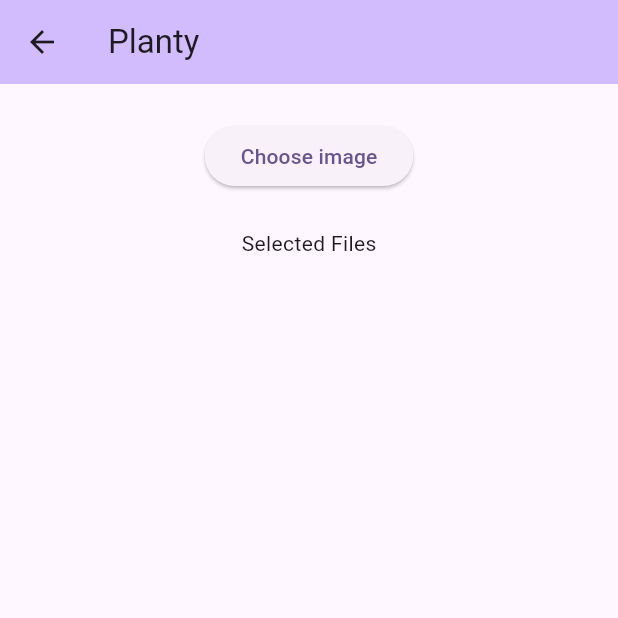
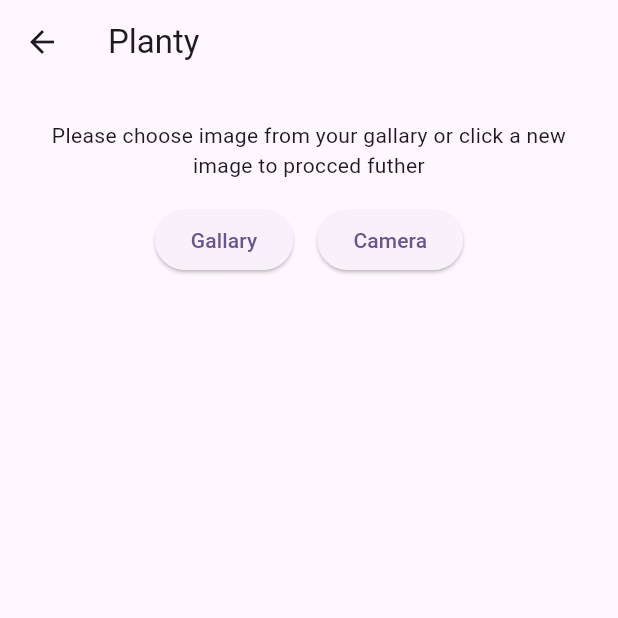
Before and after one commit to atharva-777/BE_Project_App, a Flutter app: the screen it shows after launch, after a tap on "Get Started", on a phone screen of 412 x 824 dp, the top half of it. Run offline on Flutter 3.47's test engine with Material 3 defaults, Android fonts, the light colour scheme and no system bars; our stand-ins replace file_picker, image_picker.

Commit message:
Add gallary and camera

```diff
--- a/lib/HomePage.dart
+++ b/lib/HomePage.dart
@@ -1,5 +1,4 @@
 import 'package:flutter/material.dart';
-import 'package:flutter/services.dart';
 import 'package:flutter/widgets.dart';
 
 class HomePage extends StatelessWidget {
@@ -15,7 +14,11 @@ class HomePage extends StatelessWidget {
         padding: const EdgeInsets.all(16),
         child: Column(
           children: [
-            Image.asset("assets/images/hero.png"),
+            Image.asset(
+              "assets/images/hero.png",
+              width: double.infinity,
+              height: 200,
+            ),
             const Text(
               "Welcome to Planty! Plant Leaf Disease Detection",
               style: TextStyle(fontSize: 24, fontWeight: FontWeight.bold),
--- a/lib/PlantImagePicker.dart
+++ b/lib/PlantImagePicker.dart
@@ -2,6 +2,7 @@ import 'dart:io';
 
 import 'package:file_picker/file_picker.dart';
 import 'package:flutter/material.dart';
+import 'package:image_picker/image_picker.dart';
 
 class PlantLeafImagePicker extends StatefulWidget {
   const PlantLeafImagePicker({super.key});
@@ -11,13 +12,31 @@ class PlantLeafImagePicker extends StatefulWidget {
 }
 
 class _PlantLeafImagePickerState extends State<PlantLeafImagePicker> {
-  FilePickerResult? result;
+  final ImagePicker picker = ImagePicker();
+  File? _image;
+
+  void getImageFromGallary() async {
+    var result = await picker.pickImage(source: ImageSource.gallery);
+    if (result != null) {
+      setState(() {
+        _image = File(result.path);
+      });
+    }
+  }
+
+  void getImageFromCamera() async {
+    var result = await picker.pickImage(source: ImageSource.camera);
+    if (result != null) {
+      setState(() {
+        _image = File(result.path);
+      });
+    }
+  }
 
   @override
   Widget build(BuildContext context) {
     return Scaffold(
       appBar: AppBar(
-        backgroundColor: Theme.of(context).colorScheme.inversePrimary,
         title: const Text("Planty"),
       ),
       body: Padding(
@@ -25,33 +44,46 @@ class _PlantLeafImagePickerState extends State<PlantLeafImagePicker> {
         child: Column(
           crossAxisAlignment: CrossAxisAlignment.center,
           children: [
-            ElevatedButton(
-                onPressed: () async {
-                  result = await FilePicker.platform.pickFiles();
-
-                  if (result == null) {
-                    print("No files were picked");
-                    return;
-                  } else {
-                    setState(() {});
-                    for (var file in result!.files) {
-                      print(file.name);
-                    }
-                  }
-                },
-                child: const Text("Choose image")),
+            const Text(
+              "Please choose image from your gallary or click a new image to procced futher",
+              textAlign: TextAlign.center,
+            ),
+            const SizedBox(
+              height: 16,
+            ),
+            Row(
+              crossAxisAlignment: CrossAxisAlignment.center,
+              mainAxisAlignment: MainAxisAlignment.center,
+              children: [
+                ElevatedButton(
+                  onPressed: () {
+                    getImageFromGallary();
+                  },
+                  child: const Text("Gallary"),
+                ),
+                const SizedBox(
+                  width: 16,
+                ),
+                ElevatedButton(
+                  onPressed: () {
+                    getImageFromCamera();
+                  },
+                  child: const Text("Camera"),
+                ),
+              ],
+            ),
             const SizedBox(
               height: 24,
             ),
-            const Text("Selected Files"),
+            _image != null ? const Text("Selected Files") : const Text(""),
             const SizedBox(
               height: 16,
             ),
             ListView.separated(
                 shrinkWrap: true,
                 itemBuilder: (context, index) {
-                  if (result != null) {
-                    File file = File(result!.files.single.path!);
+                  if (_image != null) {
+                    File file = File(_image!.path);
                     return Image.file(
                       file,
                       width: double.infinity,
@@ -66,7 +98,13 @@ class _PlantLeafImagePickerState extends State<PlantLeafImagePicker> {
                     height: 12,
                   );
                 },
-                itemCount: result == null ? 0 : result!.files.length)
+                itemCount: _image == null ? 0 : 1),
+            const SizedBox(
+              height: 16,
+            ),
+            _image != null
+                ? ElevatedButton(onPressed: () {}, child: const Text("Detect"))
+                : const Text("")
           ],
         ),
       ),
--- a/pubspec.yaml
+++ b/pubspec.yaml
@@ -31,6 +31,7 @@ dependencies:
   flutter:
     sdk: flutter
   file_picker: ^6.1.1
+  image_picker: ^1.0.7
 
   # The following adds the Cupertino Icons font to your application.
   # Use with the CupertinoIcons class for iOS style icons.
```
Also changed, not shown: assets/images/hero.png (renamed from lib/assets/images/hero.png), pubspec.lock, 5 other files.
